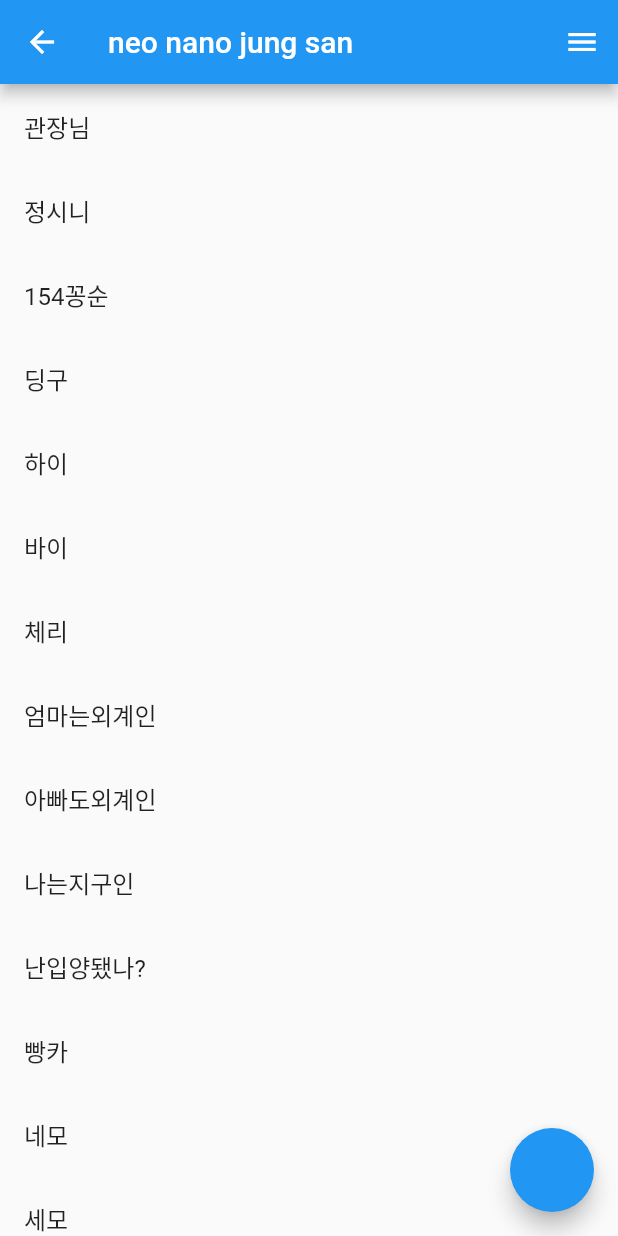
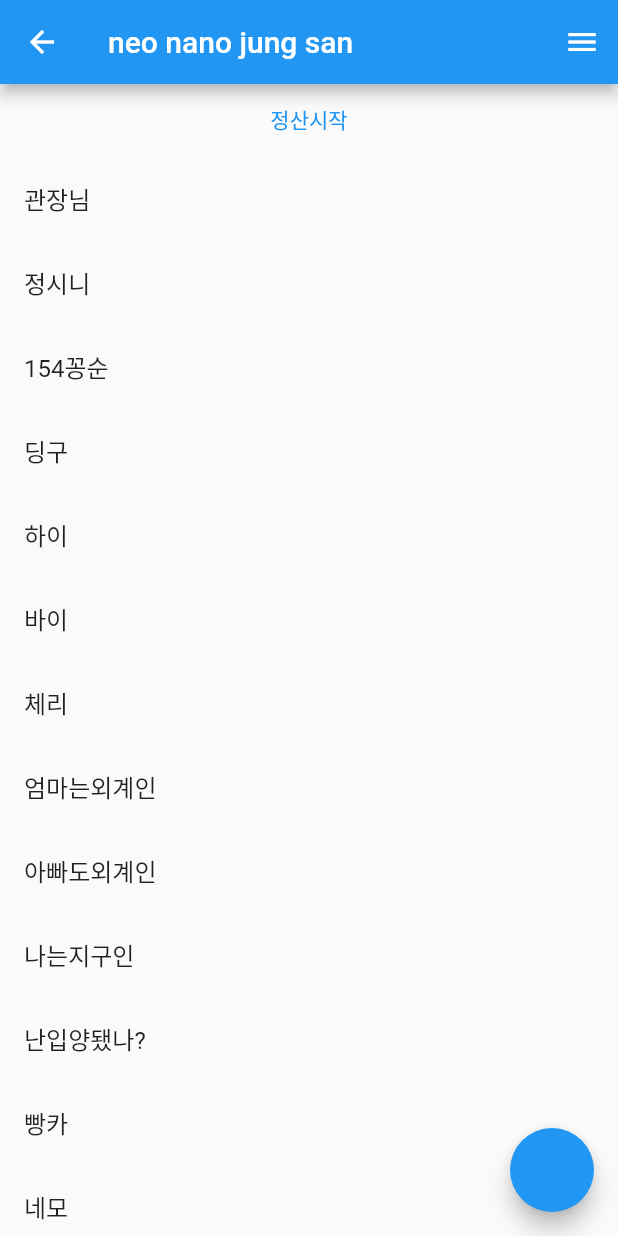
Before and after one commit to SuperRPM/balancing, a Flutter app: the screen it shows after launch, after a tap on "린더벅", on a phone screen of 412 x 824 dp. Run offline on Flutter 3.47's test engine with Material 2 defaults, Android fonts, the phone set to English and light mode, and no system bars.

Commit message:
start balancing button and routing

```diff
--- a/lib/main.dart
+++ b/lib/main.dart
@@ -88,10 +88,10 @@ class _MyAppState extends State<MyApp> {
 
 class CheckPeoplePage extends StatefulWidget {
   final String className;
-  final List<String> nameList;
+  List<String> nameList;
   final Function addName;
 
-  const CheckPeoplePage(
+  CheckPeoplePage(
       {super.key,
       required this.className,
       required this.nameList,
@@ -117,11 +117,27 @@ class _CheckPeoplePageState extends State<CheckPeoplePage> {
         appBar: AppBar(
             title: Text("neo nano jung san"),
             actions: [IconButton(onPressed: () {}, icon: Icon(Icons.menu))]),
-        body: ListView.builder(
-          itemCount: widget.nameList.length,
-          itemBuilder: (c, i) {
-            return ListTile(title: Text(widget.nameList[i]));
-          },
+        body: Column(
+          children: [
+            TextButton(
+              child: Text('정산시작'),
+              onPressed: () {
+                Navigator.push(
+                  context,
+                  MaterialPageRoute(
+                    builder: (context) => SelectMenu(),
+                  ),
+                );
+              },
+            ),
+            Expanded(
+                child: ListView.builder(
+              itemCount: widget.nameList.length,
+              itemBuilder: (c, i) {
+                return ListTile(title: Text(widget.nameList[i]));
+              },
+            ))
+          ],
         ));
   }
 }
@@ -154,9 +170,9 @@ class _DialogAddPersonState extends State<DialogAddPerson> {
                     // if (widget.inputName.text.isEmpty) {
                     //   showDialog(context: context, builder: (builder))
                     // }
-                    setState(() {
-                      widget.addName(widget.inputName.text);
-                    });
+                    // setState(() {
+                    widget.addName(widget.inputName.text);
+                    // });
                     Navigator.pop(context);
                   }),
               TextButton(
@@ -171,3 +187,17 @@ class _DialogAddPersonState extends State<DialogAddPerson> {
     );
   }
 }
+
+class SelectMenu extends StatefulWidget {
+  const SelectMenu({super.key});
+
+  @override
+  State<SelectMenu> createState() => _SelectMenuState();
+}
+
+class _SelectMenuState extends State<SelectMenu> {
+  @override
+  Widget build(BuildContext context) {
+    return const Placeholder();
+  }
+}
```
